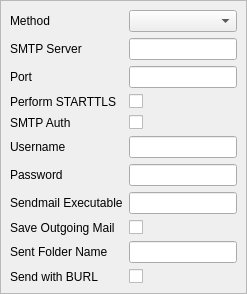
Before: the Qt Designer form src/Gui/SettingsOutgoingPage.ui in jktjkt/trojita, drawn with Qt 5.
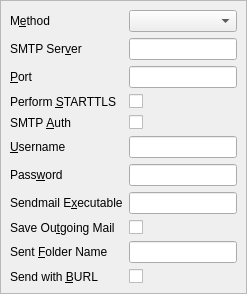
After: the same form once the commit is applied.

Commit message: GUI: add accelerators to the items in the menus and in the configuration dialog

What changed in the file:
```diff
--- a/src/Gui/SettingsOutgoingPage.ui
+++ b/src/Gui/SettingsOutgoingPage.ui
@@ -16,7 +16,7 @@
     <item row="0" column="0">
      <widget class="QLabel" name="methodLabel">
       <property name="text">
-       <string>Method</string>
+       <string>M&amp;ethod</string>
       </property>
       <property name="buddy">
        <cstring>method</cstring>
@@ -29,7 +29,7 @@
     <item row="1" column="0">
      <widget class="QLabel" name="smtpHostLabel">
       <property name="text">
-       <string>SMTP Server</string>
+       <string>SMTP Ser&amp;ver</string>
       </property>
       <property name="buddy">
        <cstring>smtpHost</cstring>
@@ -39,7 +39,7 @@
     <item row="2" column="0">
      <widget class="QLabel" name="smtpPortLabel">
       <property name="text">
-       <string>Port</string>
+       <string>&amp;Port</string>
       </property>
       <property name="buddy">
        <cstring>smtpPort</cstring>
@@ -49,7 +49,7 @@
     <item row="4" column="0">
      <widget class="QLabel" name="smtpAuthLabel">
       <property name="text">
-       <string>SMTP Auth</string>
+       <string>SMTP &amp;Auth</string>
       </property>
       <property name="buddy">
        <cstring>smtpAuth</cstring>
@@ -59,7 +59,7 @@
     <item row="5" column="0">
      <widget class="QLabel" name="smtpUserLabel">
       <property name="text">
-       <string>Username</string>
+       <string>&amp;Username</string>
       </property>
       <property name="buddy">
        <cstring>smtpUser</cstring>
@@ -69,7 +69,7 @@
     <item row="6" column="0">
      <widget class="QLabel" name="smtpPassLabel">
       <property name="text">
-       <string>Password</string>
+       <string>Pass&amp;word</string>
       </property>
       <property name="buddy">
        <cstring>smtpPass</cstring>
@@ -79,7 +79,7 @@
     <item row="7" column="0">
      <widget class="QLabel" name="sendmailLabel">
       <property name="text">
-       <string>Sendmail Executable</string>
+       <string>Sendmail E&amp;xecutable</string>
       </property>
       <property name="buddy">
        <cstring>sendmail</cstring>
@@ -115,7 +115,7 @@
     <item row="3" column="0">
      <widget class="QLabel" name="smtpStartTlsLabel">
       <property name="text">
-       <string>Perform STARTTLS</string>
+       <string>Perform &amp;STARTTLS</string>
       </property>
       <property name="buddy">
        <cstring>smtpStartTls</cstring>
@@ -135,7 +135,7 @@
     <item row="8" column="0">
      <widget class="QLabel" name="saveToImapLabel">
       <property name="text">
-       <string>Save Outgoing Mail</string>
+       <string>Save Ou&amp;tgoing Mail</string>
       </property>
       <property name="buddy">
        <cstring>saveToImap</cstring>
@@ -145,7 +145,7 @@
     <item row="9" column="0">
      <widget class="QLabel" name="saveFolderLabel">
       <property name="text">
-       <string>Sent Folder Name</string>
+       <string>Sent &amp;Folder Name</string>
       </property>
       <property name="buddy">
        <cstring>saveFolderName</cstring>
@@ -158,7 +158,7 @@
     <item row="10" column="0">
      <widget class="QLabel" name="smtpBurlLabel">
       <property name="text">
-       <string>Send with BURL</string>
+       <string>Send with &amp;BURL</string>
       </property>
       <property name="buddy">
        <cstring>smtpBurl</cstring>
```
The commit also changes 4 other files.
